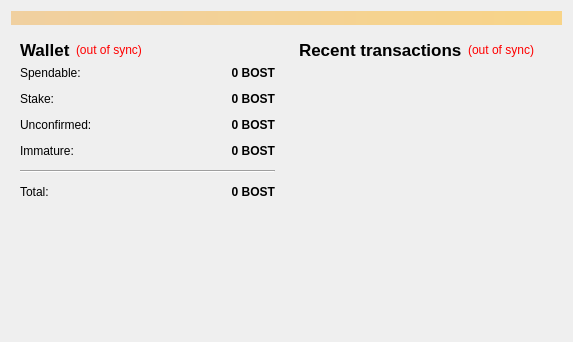
Above: src/qt/forms/overviewpage.ui from mammix2/boostcoinv5 before the change. Below: the same form after it.
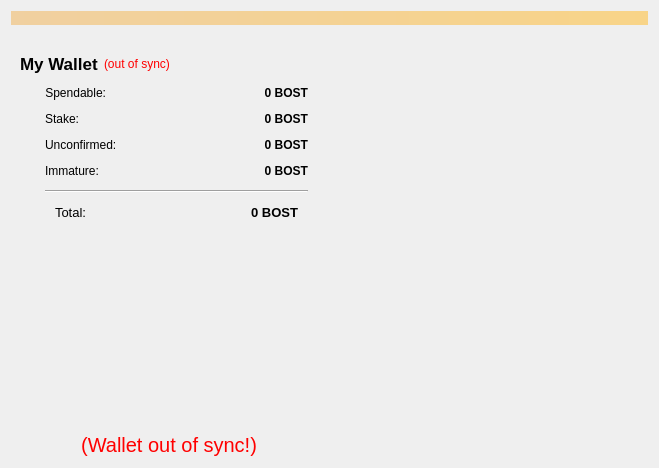
That is the form after the change. Icons and pictures are not drawn.

What changed in the file:
```diff
--- a/src/qt/forms/overviewpage.ui
+++ b/src/qt/forms/overviewpage.ui
@@ -6,8 +6,8 @@
    <rect>
     <x>0</x>
     <y>0</y>
-    <width>573</width>
-    <height>342</height>
+    <width>659</width>
+    <height>468</height>
    </rect>
   </property>
   <property name="windowTitle">
@@ -35,9 +35,18 @@
     <layout class="QHBoxLayout" name="horizontalLayout" stretch="1,1">
      <item>
       <layout class="QVBoxLayout" name="verticalLayout_2">
+       <property name="topMargin">
+        <number>3</number>
+       </property>
        <item>
         <widget class="QWidget" name="widget" native="true">
          <layout class="QVBoxLayout" name="verticalLayout_4">
+          <property name="leftMargin">
+           <number>9</number>
+          </property>
+          <property name="topMargin">
+           <number>20</number>
+          </property>
           <item>
            <layout class="QHBoxLayout" name="horizontalLayout_4">
             <item>
@@ -50,7 +59,7 @@
                </font>
               </property>
               <property name="text">
-               <string>Wallet</string>
+               <string>My Wallet</string>
               </property>
              </widget>
             </item>
@@ -90,17 +99,38 @@
             <property name="fieldGrowthPolicy">
              <enum>QFormLayout::AllNonFixedFieldsGrow</enum>
             </property>
+            <property name="labelAlignment">
+             <set>Qt::AlignLeading|Qt::AlignLeft|Qt::AlignVCenter</set>
+            </property>
             <property name="horizontalSpacing">
              <number>12</number>
             </property>
             <property name="verticalSpacing">
              <number>12</number>
             </property>
+            <property name="leftMargin">
+             <number>25</number>
+            </property>
+            <property name="topMargin">
+             <number>6</number>
+            </property>
+            <property name="rightMargin">
+             <number>10</number>
+            </property>
+            <property name="bottomMargin">
+             <number>12</number>
+            </property>
             <item row="0" column="0">
              <widget class="QLabel" name="overviewpage_spendable_label">
               <property name="text">
                <string>Spendable:</string>
               </property>
+              <property name="alignment">
+               <set>Qt::AlignRight|Qt::AlignTrailing|Qt::AlignVCenter</set>
+              </property>
+              <property name="indent">
+               <number>-1</number>
+              </property>
              </widget>
             </item>
             <item row="0" column="1">
@@ -230,15 +260,26 @@
             </item>
             <item row="5" column="0">
              <widget class="QLabel" name="overviewpage_total_label">
+              <property name="font">
+               <font>
+                <pointsize>10</pointsize>
+                <weight>50</weight>
+                <bold>false</bold>
+               </font>
+              </property>
               <property name="text">
                <string>Total:</string>
               </property>
+              <property name="indent">
+               <number>10</number>
+              </property>
              </widget>
             </item>
             <item row="5" column="1">
              <widget class="QLabel" name="labelTotal">
               <property name="font">
                <font>
+                <pointsize>10</pointsize>
                 <weight>75</weight>
                 <bold>true</bold>
                </font>
@@ -255,6 +296,9 @@
               <property name="alignment">
                <set>Qt::AlignRight|Qt::AlignTrailing|Qt::AlignVCenter</set>
               </property>
+              <property name="indent">
+               <number>10</number>
+              </property>
               <property name="textInteractionFlags">
                <set>Qt::LinksAccessibleByMouse|Qt::TextSelectableByKeyboard|Qt::TextSelectableByMouse</set>
               </property>
@@ -278,6 +322,46 @@
          </property>
         </spacer>
        </item>
+       <item>
+        <widget class="QLabel" name="label">
+         <property name="minimumSize">
+          <size>
+           <width>150</width>
+           <height>150</height>
+          </size>
+         </property>
+         <property name="text">
+          <string/>
+         </property>
+         <property name="pixmap">
+          <pixmap resource="../bitcoin.qrc">:/images/wallet_logo</pixmap>
+         </property>
+         <property name="alignment">
+          <set>Qt::AlignLeading|Qt::AlignLeft|Qt::AlignVCenter</set>
+         </property>
+        </widget>
+       </item>
+       <item>
+        <widget class="QLabel" name="labelTransactionsStatus">
+         <property name="font">
+          <font>
+           <pointsize>15</pointsize>
+          </font>
+         </property>
+         <property name="toolTip">
+          <string>The displayed information may be out of date. Your wallet automatically synchronizes with the boostcoin network after a connection is established, but this process has not completed yet.</string>
+         </property>
+         <property name="styleSheet">
+          <string notr="true">QLabel { color: red; }</string>
+         </property>
+         <property name="text">
+          <string notr="true">(Wallet out of sync!)</string>
+         </property>
+         <property name="alignment">
+          <set>Qt::AlignCenter</set>
+         </property>
+        </widget>
+       </item>
       </layout>
      </item>
      <item>
@@ -285,60 +369,14 @@
        <item>
         <widget class="QWidget" name="widget_2" native="true">
          <layout class="QVBoxLayout" name="verticalLayout">
-          <item>
-           <layout class="QHBoxLayout" name="horizontalLayout_2">
-            <item>
-             <widget class="QLabel" name="label_4">
-              <property name="font">
-               <font>
-                <pointsize>13</pointsize>
-                <weight>75</weight>
-                <bold>true</bold>
-               </font>
-              </property>
-              <property name="text">
-               <string>&lt;b&gt;Recent transactions&lt;/b&gt;</string>
-              </property>
-             </widget>
-            </item>
-            <item>
-             <widget class="QLabel" name="labelTransactionsStatus">
-              <property name="toolTip">
-               <string>The displayed information may be out of date. Your wallet automatically synchronizes with the boostcoin network after a connection is established, but this process has not completed yet.</string>
-              </property>
-              <property name="styleSheet">
-               <string notr="true">QLabel { color: red; }</string>
-              </property>
-              <property name="text">
-               <string notr="true">(out of sync)</string>
-              </property>
-              <property name="alignment">
-               <set>Qt::AlignRight|Qt::AlignTrailing|Qt::AlignVCenter</set>
-              </property>
-             </widget>
-            </item>
-            <item>
-             <spacer name="horizontalSpacer">
-              <property name="orientation">
-               <enum>Qt::Horizontal</enum>
-              </property>
-              <property name="sizeHint" stdset="0">
-               <size>
-                <width>40</width>
-                <height>20</height>
-               </size>
-              </property>
-             </spacer>
-            </item>
-           </layout>
-          </item>
+          <property name="topMargin">
+           <number>6</number>
+          </property>
           <item>
            <widget class="QListView" name="listTransactions">
             <property name="styleSheet">
              <string notr="true">QListView { 
 	background: transparent; 
-	color: black;
-
 }</string>
             </property>
             <property name="frameShape">
```
Left out of the diff: 20 changed lines with no effect on the pictures.
